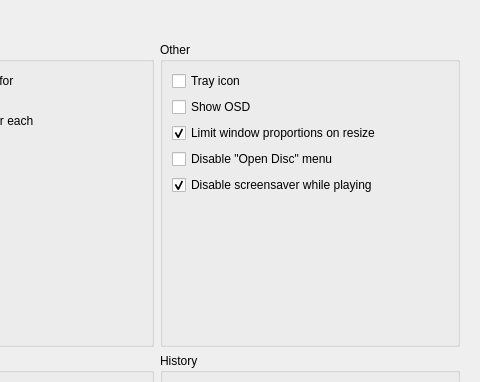
mpc-qt/mpc-qt, file settingswindow.ui: the form before one commit; both pictures show x 416 to 896 and y 0 to 382 of the 896 by 705 pixel window.
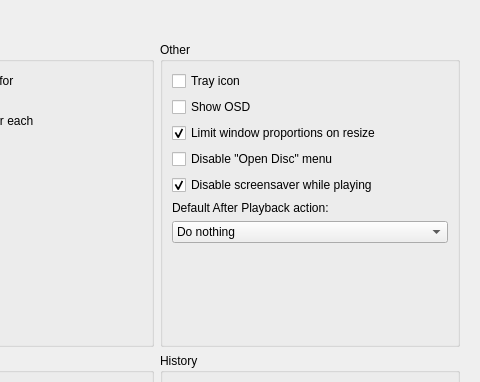
The form after the commit. The open tabs and pages were chosen to show the change.

Commit message: Default playAfterAlways

```diff
--- a/settingswindow.ui
+++ b/settingswindow.ui
@@ -269,6 +269,40 @@
                 </property>
                </widget>
               </item>
+              <item>
+               <widget class="QLabel" name="afterPlaybackDefaultLabel">
+                <property name="text">
+                 <string>Default After Playback action:</string>
+                </property>
+               </widget>
+              </item>
+              <item>
+               <widget class="QComboBox" name="afterPlaybackDefault">
+                <property name="currentIndex">
+                 <number>0</number>
+                </property>
+                <item>
+                 <property name="text">
+                  <string>Do nothing</string>
+                 </property>
+                </item>
+                <item>
+                 <property name="text">
+                  <string>Repeat</string>
+                 </property>
+                </item>
+                <item>
+                 <property name="text">
+                  <string>Play next in the folder</string>
+                 </property>
+                </item>
+                <item>
+                 <property name="text">
+                  <string>Exit</string>
+                 </property>
+                </item>
+               </widget>
+              </item>
               <item>
                <spacer name="playerOtherSpacer">
                 <property name="orientation">
```
Left out of the diff: 4 changed lines with no effect on the pictures. The commit also changes 9 other files.
